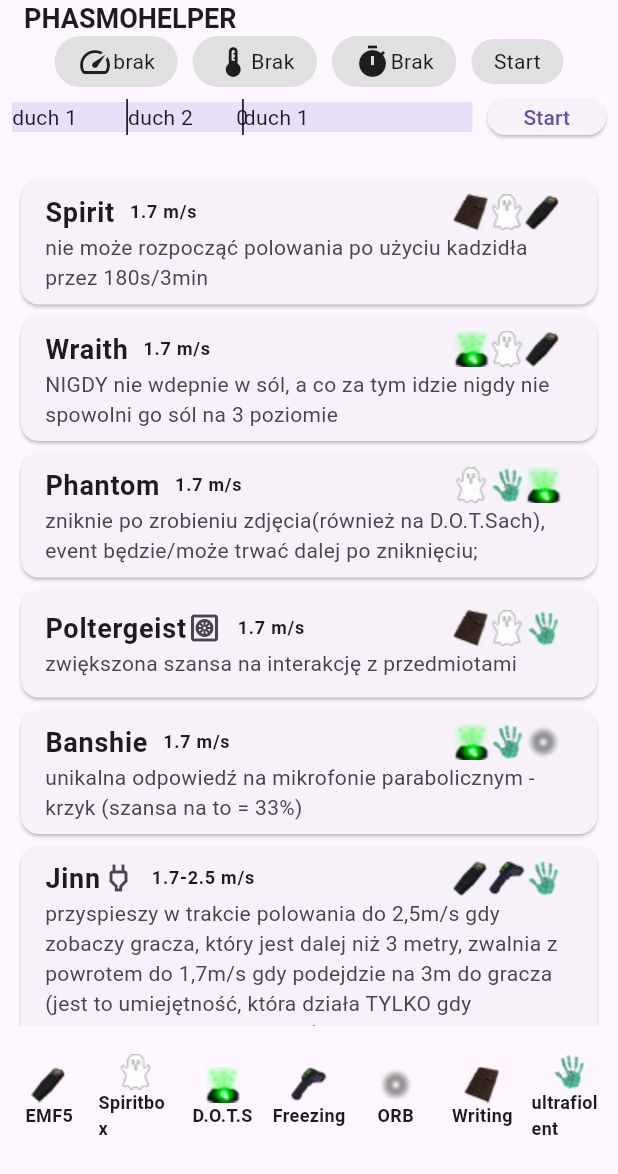
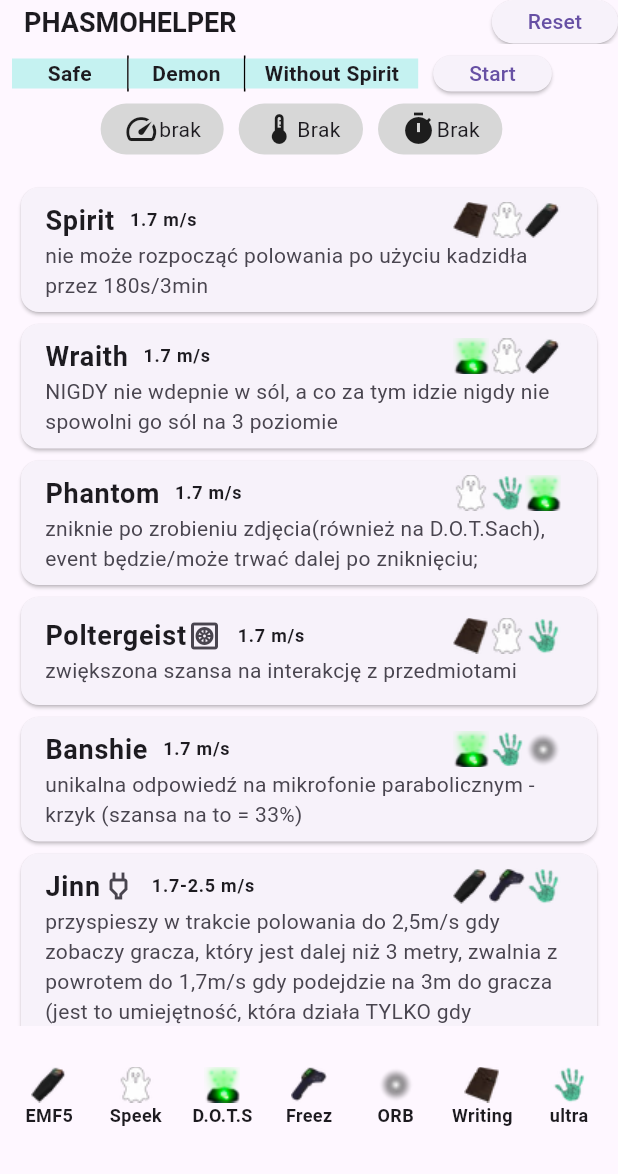
Before and after one commit to kakus94/flutter_phasmohelper, a Flutter app: the screen it shows after launch, on a phone screen of 412 x 824 dp. Shown: the top 1174 px of the screen. Run offline on Flutter 3.47's test engine with Material 3 defaults, Android fonts, the light colour scheme and no system bars; our stand-ins replace flutter_bloc, get_it, go_router; generated files the repository leaves out were written again.

Commit message:
timer version 1

```diff
--- a/lib/main/cubit/main_screen.dart
+++ b/lib/main/cubit/main_screen.dart
@@ -9,7 +9,9 @@ import 'package:flutter_phasmohelper/main/subview/bottom_navbar.dart';
 import 'package:flutter_phasmohelper/main/subview/top_drop_menu.dart';
 import 'package:flutter_phasmohelper/models/enums.dart';
 import 'package:flutter_phasmohelper/models/ghost/ghost_model.dart';
+import 'package:flutter_phasmohelper/stoper/cubit/stoper_cubit.dart';
 import 'package:flutter_phasmohelper/stoper/cubit/stoper_screen.dart';
+import 'package:flutter_phasmohelper/stoper/cubit/stoper_state.dart';
 
 class MainScreen extends StatefulWidget {
   const MainScreen({super.key});
@@ -38,17 +40,21 @@ class _MainScreenState extends State<MainScreen> {
   Widget build(BuildContext context) {
     return Scaffold(
       appBar: AppBar(
+        actions: [
+          ElevatedButton(
+              onPressed: () => getIt<MainCubit>(), child: const Text("Reset"))
+        ],
         title: const Text('PHASMOHELPER',
             style: TextStyle(fontSize: 18, fontWeight: FontWeight.w700)),
         centerTitle: false,
         bottom: PreferredSize(
-          preferredSize: const Size.fromHeight(50),
+          preferredSize: const Size.fromHeight(55),
           child: Padding(
             padding: const EdgeInsets.only(bottom: 8),
             child: Column(
               children: [
+                StoperScreen(),
                 TopDropMenu(),
-                StoperScreen(),
               ],
             ),
           ),
@@ -169,16 +175,18 @@ class _CardTileState extends State<CardTile> {
               ...widget.model.evidence.map((e) => Image.asset(e.imagePath()))
             ],
           ),
-          subtitle: widget.extend
-              ? Column(
-                  children: [
-                    ...widget.model.infos.map((e) => _InfosView(model: e)),
-                  ],
-                )
-              : noExtend(),
+          subtitle: widget.extend ? extend() : noExtend(),
           onTap: () => setState(() {
                 widget.extend = !widget.extend;
               })),
+    );
+  }
+
+  Column extend() {
+    return Column(
+      children: [
+        ...widget.model.infos.map((e) => _InfosView(model: e)),
+      ],
     );
   }
 
@@ -208,8 +216,10 @@ class _InfosView extends StatelessWidget {
         ...model.description.map((e) => Column(
               crossAxisAlignment: CrossAxisAlignment.start,
               children: [
-                Text("- ${e['pl'] ?? ''}",
-                    style: const TextStyle(fontSize: 12)),
+                Text(
+                  "- ${e['pl'] ?? ''}",
+                  // style: const TextStyle(fontSize: 12),
+                ),
                 if (e != model.description.last) const Divider()
               ],
             )),
--- a/lib/main/subview/bottom_navbar.dart
+++ b/lib/main/subview/bottom_navbar.dart
@@ -45,7 +45,7 @@ class BottomNavbar extends StatelessWidget {
                         onTap: () => changeEv(Evidence.emf5),
                       ),
                       itemNav(
-                        "Spiritbox",
+                        "Speek",
                         'assets/spiritbox.png',
                         Evidence.spiritBox,
                         onTap: () => changeEv(Evidence.spiritBox),
@@ -57,7 +57,7 @@ class BottomNavbar extends StatelessWidget {
                         onTap: () => changeEv(Evidence.dots),
                       ),
                       itemNav(
-                        "Freezing",
+                        "Freez",
                         'assets/mrozne.png',
                         Evidence.freezing,
                         onTap: () => changeEv(Evidence.freezing),
@@ -75,7 +75,7 @@ class BottomNavbar extends StatelessWidget {
                         onTap: () => changeEv(Evidence.ghostWriting),
                       ),
                       itemNav(
-                        "ultrafiolent",
+                        "ultra",
                         'assets/ultrafiolet.png',
                         Evidence.ultrafilet,
                         onTap: () => changeEv(Evidence.ultrafilet),
--- a/lib/main/subview/top_drop_menu.dart
+++ b/lib/main/subview/top_drop_menu.dart
@@ -21,6 +21,7 @@ class TopDropMenu extends StatelessWidget {
           padding: const EdgeInsets.only(left: 10, right: 10),
           scrollDirection: Axis.horizontal,
           child: Row(
+            mainAxisAlignment: MainAxisAlignment.spaceBetween,
             children: [
               _Decoration(widget: _FastHuntNormal()),
               const SizedBox(width: 10),
@@ -28,11 +29,11 @@ class TopDropMenu extends StatelessWidget {
               const SizedBox(width: 10),
               _Decoration(widget: _HuntTime()),
               const SizedBox(width: 10),
-              _Decoration(
-                  widget: GestureDetector(
-                child: const Text("Start"),
-                onTap: () => getIt<StoperCubit>().start(),
-              )),
+              // _Decoration(
+              //     widget: GestureDetector(
+              //   child: const Text("Start"),
+              //   onTap: () => getIt<StoperCubit>().start(),
+              // )),
             ],
           ),
         );
@@ -52,7 +53,7 @@ class _Decoration extends StatelessWidget {
         padding: const EdgeInsets.only(bottom: 5, top: 5, left: 15, right: 15),
         decoration: BoxDecoration(
             borderRadius: BorderRadius.circular(20),
-            color: Colors.grey.shade300),
+            color: const Color.fromARGB(255, 215, 215, 215)),
         child: widget);
   }
 }
--- a/lib/stoper/cubit/stoper_screen.dart
+++ b/lib/stoper/cubit/stoper_screen.dart
@@ -15,6 +15,7 @@ class _StoperScreenState extends State<StoperScreen> {
     return BlocBuilder<StoperCubit, StoperState>(
       bloc: getIt<StoperCubit>(),
       builder: (context, state) {
+        const color = Color.fromARGB(255, 197, 242, 241);
         return SizedBox(
           height: 40,
           child: Padding(
@@ -22,52 +23,68 @@ class _StoperScreenState extends State<StoperScreen> {
             child: Row(
               children: [
                 Flexible(
-                  fit: FlexFit.tight,
+                  flex: 2,
                   child: Stack(
                     alignment: Alignment.center,
                     children: [
                       LinearProgressIndicator(
-                        color: Colors.green,
+                        color: const Color.fromARGB(255, 127, 240, 132),
+                        backgroundColor: color,
                         minHeight: 20,
-                        value: state.counter / 180,
+                        value: (state.counter) / 60,
                         semanticsLabel: "sda",
                         semanticsValue: "sda",
                         // borderRadius: BorderRadius.circular(20),
                       ),
-                      Text("${state.counter}"),
-                      Row(
+                      const Text("Safe",
+                          style: TextStyle(fontWeight: FontWeight.w600)),
+                    ],
+                  ),
+                ),
+                Container(width: 1, color: Colors.black),
+                Flexible(
+                  flex: 2,
+                  child: Stack(
+                    alignment: Alignment.center,
                     children: [
-                          const Flexible(
-                            fit: FlexFit.tight,
-                            flex: 1,
-                            child: Text("duch 1"),
+                      LinearProgressIndicator(
+                        color: const Color.fromARGB(255, 222, 214, 109),
+                        backgroundColor: color,
+                        minHeight: 20,
+                        value: (state.counter - 60) / 30,
+                        semanticsLabel: "sda",
+                        semanticsValue: "sda",
+                        // borderRadius: BorderRadius.circular(20),
                       ),
-                          Container(
-                            width: 1,
-                            color: Colors.black,
+                      const Text("Demon",
+                          style: TextStyle(fontWeight: FontWeight.w600)),
+                    ],
                   ),
-                          const Flexible(
-                            fit: FlexFit.tight,
-                            flex: 1,
-                            child: Text("duch 2"),
                 ),
-                          Container(
-                            width: 1,
-                            color: Colors.black,
+                Container(width: 1, color: Colors.black),
+                Flexible(
+                  flex: 3,
+                  child: Stack(
+                    alignment: Alignment.center,
+                    children: [
+                      LinearProgressIndicator(
+                        color: const Color.fromARGB(255, 233, 165, 165),
+                        backgroundColor: color,
+                        minHeight: 20,
+                        value: (state.counter - 90) / 90,
+                        semanticsLabel: "sda",
+                        semanticsValue: "sda",
+                        // borderRadius: BorderRadius.circular(20),
                       ),
-                          const Flexible(
-                            fit: FlexFit.tight,
-                            flex: 2,
-                            child: Text("duch 1"),
-                          ),
-                          // const Spacer(),
-                        ],
-                      )
+                      const Text("Without Spirit",
+                          style: TextStyle(fontWeight: FontWeight.w600)),
                     ],
                   ),
                 ),
                 const SizedBox(width: 10),
-                ElevatedButton(
+                Flexible(
+                  flex: 3,
+                  child: ElevatedButton(
                       onPressed: () {
                         state.status != StoperStatus.start
                             ? getIt<StoperCubit>().start()
@@ -76,6 +93,7 @@ class _StoperScreenState extends State<StoperScreen> {
                       child: state.status != StoperStatus.pause
                           ? const Text("Pause")
                           : const Text("Start")),
+                ),
               ],
             ),
           ),
```
Lines whose indentation alone changed are shown as unchanged.
